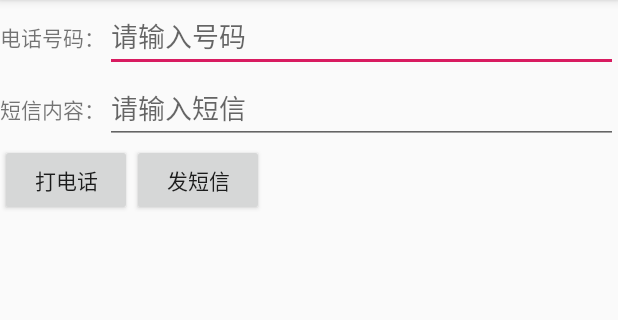
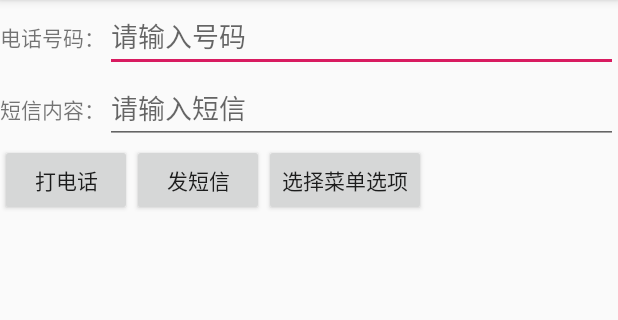
Before and after one commit to chenjiabing666/Second-project, an Android app: the screen it shows after launch (MainActivity), on a phone screen of 412 x 824 dp, the part 84-404 px from its top. Run offline under Robolectric (Android 15) with nearby library versions, the phone set to English and light mode, and no system bars.

Commit message:
选项菜单和上下文菜单的测试

```diff
--- a/app/src/main/AndroidManifest.xml
+++ b/app/src/main/AndroidManifest.xml
@@ -16,6 +16,7 @@
                 <category android:name="android.intent.category.LAUNCHER" />
             </intent-filter>
         </activity>
+        <activity android:name=".SecondActivity"></activity>
     </application>
 
 </manifest>
--- a/app/src/main/java/cn/tedu/hello/MainActivity.java
+++ b/app/src/main/java/cn/tedu/hello/MainActivity.java
@@ -21,6 +21,8 @@ public class MainActivity extends AppCompatActivity implements View.OnClickListe
 
     private EditText sms_text_view;
 
+    private Button btn_3;
+
 
     @Override
     protected void onCreate(Bundle savedInstanceState) {
@@ -28,12 +30,14 @@ public class MainActivity extends AppCompatActivity implements View.OnClickListe
         setContentView(R.layout.activity_main);
         btn_1 = findViewById(R.id.btn_1);
         btn_2=findViewById(R.id.btn_2);
+        btn_3=findViewById(R.id.btn_3);
         mob_text_view=findViewById(R.id.mob_edit_text);
         sms_text_view=findViewById(R.id.sms_edit_text);
 
         //点击事件
         btn_1.setOnClickListener(this);
         btn_2.setOnClickListener(this);
+        btn_3.setOnClickListener(this);
 
         //长按事件
         btn_1.setOnLongClickListener(this);
@@ -70,8 +74,9 @@ public class MainActivity extends AppCompatActivity implements View.OnClickListe
             String sms=sms_text_view.getText().toString();  //短信内容
             intent.putExtra("sms_body",sms);  //添加短信内容，sms_body作为携带的数据key，只能是这个
             startActivity(intent);  //启动
-
-
+        }else if(v==btn_3){  //跳到另外一个activity
+            Intent intent=new Intent(this,SecondActivity.class);
+            startActivity(intent);
         }
 
     }
@@ -87,7 +92,6 @@ public class MainActivity extends AppCompatActivity implements View.OnClickListe
         if (v==btn_1){
 //            Toast.makeText(this,"长按打电话",Toast.LENGTH_SHORT).show();
 
-
         }else if(v==btn_2){
             Toast.makeText(this,"长按发短信",Toast.LENGTH_SHORT).show();
         }
--- a/app/src/main/res/layout/activity_main.xml
+++ b/app/src/main/res/layout/activity_main.xml
@@ -61,6 +61,11 @@
             android:layout_height="wrap_content"
             android:text="发短信" />
 
+        <Button
+            android:id="@+id/btn_3"
+            android:layout_width="wrap_content"
+            android:layout_height="wrap_content"
+            android:text="选择菜单选项" />
     </LinearLayout>
 
 
```
Also changed, not shown: app/src/main/java/cn/tedu/hello/SecondActivity.java (added, +97 -0 lines), app/src/main/res/layout/activity_second.xml (added, +14 -0 lines), 3 other files.
